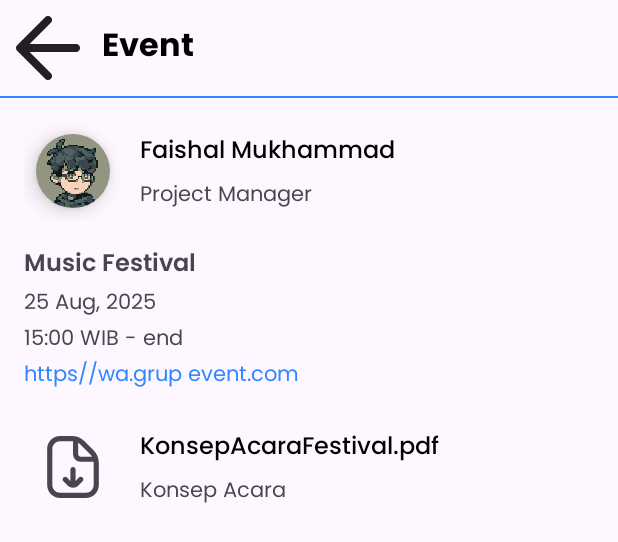
After one commit to FaishalMukhammadSyarief/Eventy, an Android app: the layout activity_event.xml on its own in the app's theme, with its tools: preview values and no code run, on a phone screen of 412 x 824 dp. The commit adds this screen. Shown: the top 542 px of the screen. Run offline under Robolectric (Android 15) with nearby library versions, the light colour scheme and no system bars.

Commit message:
[C] Event UI

```diff
--- a/app/src/main/AndroidManifest.xml
+++ b/app/src/main/AndroidManifest.xml
@@ -13,6 +13,9 @@
         android:supportsRtl="true"
         android:theme="@style/Theme.Eventy"
         tools:targetApi="31">
+        <activity
+            android:name=".presentation.event.EventActivity"
+            android:exported="false" />
         <activity
             android:name=".presentation.profile.ProfileActivity"
             android:exported="false" />
--- /dev/null
+++ b/app/src/main/java/com/zhalz/eventy/presentation/event/EventActivity.kt
@@ -0,0 +1,18 @@
+package com.zhalz.eventy.presentation.event
+
+import android.os.Bundle
+import androidx.activity.enableEdgeToEdge
+import com.zhalz.eventy.R
+import com.zhalz.eventy.base.BaseActivity
+import com.zhalz.eventy.databinding.ActivityEventBinding
+
+class EventActivity : BaseActivity<ActivityEventBinding, EventViewModel>(R.layout.activity_event) {
+    override fun onCreate(savedInstanceState: Bundle?) {
+        super.onCreate(savedInstanceState)
+        enableEdgeToEdge()
+
+        binding.activity = this
+
+    }
+
+}
--- /dev/null
+++ b/app/src/main/java/com/zhalz/eventy/presentation/event/EventViewModel.kt
@@ -0,0 +1,9 @@
+package com.zhalz.eventy.presentation.event
+
+import com.zhalz.eventy.base.BaseViewModel
+import dagger.hilt.android.lifecycle.HiltViewModel
+import javax.inject.Inject
+
+@HiltViewModel
+class EventViewModel @Inject constructor() : BaseViewModel() {
+}
--- /dev/null
+++ b/app/src/main/res/drawable-nodpi/ic_file_download.xml
@@ -0,0 +1,10 @@
+<vector xmlns:android="http://schemas.android.com/apk/res/android"
+    android:width="24dp"
+    android:height="24dp"
+    android:tint="?attr/colorControlNormal"
+    android:viewportWidth="24"
+    android:viewportHeight="24">
+    <path
+        android:fillColor="@android:color/white"
+        android:pathData="m19.949,5.536l-3.484-3.486c-1.323-1.322-3.081-2.05-4.95-2.05h-4.515C4.243,0,2,2.243,2,5v14c0,2.757,2.243,5,5,5h10c2.757,0,5-2.243,5-5v-8.515c0-1.871-.729-3.628-2.051-4.95Zm-1.414,1.415c.318.317.587.67.805,1.05h-4.341c-.552,0-1-.449-1-1V2.659c.38.218.733.487,1.051.805l3.484,3.486Zm1.465,12.05c0,1.654-1.346,3-3,3H7c-1.654,0-3-1.346-3-3V5c0-1.654,1.346-3,3-3h4.515c.163,0,.325.008.485.023v4.977c0,1.654,1.346,3,3,3h4.977c.015.16.023.322.023.485v8.515Zm-4.293-2.895c.391.39.391,1.023,0,1.414l-1.613,1.614c-.577.577-1.336.866-2.094.866s-1.517-.289-2.094-.866l-1.613-1.614c-.391-.391-.391-1.024,0-1.414.391-.391,1.023-.391,1.414,0l1.293,1.293v-4.398c0-.552.447-1,1-1s1,.448,1,1v4.398l1.293-1.293c.391-.391,1.023-.391,1.414,0Z" />
+</vector>
--- /dev/null
+++ b/app/src/main/res/layout/activity_event.xml
@@ -0,0 +1,179 @@
+<?xml version="1.0" encoding="utf-8"?>
+<layout xmlns:android="http://schemas.android.com/apk/res/android"
+    xmlns:app="http://schemas.android.com/apk/res-auto"
+    xmlns:tools="http://schemas.android.com/tools">
+
+    <data>
+
+        <variable
+            name="activity"
+            type="com.zhalz.eventy.presentation.event.EventActivity" />
+
+    </data>
+
+    <androidx.coordinatorlayout.widget.CoordinatorLayout
+        android:id="@+id/main"
+        android:layout_width="match_parent"
+        android:layout_height="match_parent"
+        android:fitsSystemWindows="true"
+        tools:context=".presentation.event.EventActivity">
+
+        <com.google.android.material.appbar.AppBarLayout
+            android:layout_width="match_parent"
+            android:layout_height="wrap_content"
+            android:fitsSystemWindows="true">
+
+            <com.google.android.material.appbar.MaterialToolbar
+                android:id="@+id/toolbar"
+                android:layout_width="match_parent"
+                android:layout_height="?attr/actionBarSize"
+                android:paddingEnd="8dp"
+                app:navigationIcon="@drawable/ic_back"
+                app:navigationOnClickListener="@{() -> activity.finish()}"
+                app:title="Event"
+                app:titleTextAppearance="@style/ToolbarTitleAppearance"
+                tools:ignore="RtlSymmetry" />
+
+            <View
+                android:layout_width="match_parent"
+                android:layout_height="1dp"
+                android:background="@color/blue" />
+
+        </com.google.android.material.appbar.AppBarLayout>
+
+        <androidx.core.widget.NestedScrollView
+            android:layout_width="match_parent"
+            android:layout_height="match_parent"
+            app:layout_behavior="@string/appbar_scrolling_view_behavior">
+
+            <LinearLayout
+                android:layout_width="match_parent"
+                android:layout_height="match_parent"
+                android:layout_margin="@dimen/margin_screen"
+                android:orientation="vertical">
+
+                <androidx.constraintlayout.widget.ConstraintLayout
+                    android:layout_width="match_parent"
+                    android:layout_height="wrap_content">
+
+                    <com.google.android.material.imageview.ShapeableImageView
+                        android:id="@+id/iv_profile"
+                        style="@style/MyRoundImage"
+                        android:layout_width="65dp"
+                        android:layout_height="65dp"
+                        android:elevation="8dp"
+                        android:src="@drawable/faishal"
+                        app:layout_constraintBottom_toBottomOf="parent"
+                        app:layout_constraintStart_toStartOf="parent"
+                        app:layout_constraintTop_toTopOf="parent" />
+
+                    <TextView
+                        android:id="@+id/tv_name"
+                        android:layout_width="wrap_content"
+                        android:layout_height="33dp"
+                        android:layout_marginStart="12dp"
+                        android:gravity="bottom"
+                        android:textColor="@color/black"
+                        android:textSize="@dimen/text_medium"
+                        app:fontFamily="@font/poppins_medium"
+                        app:layout_constraintStart_toEndOf="@+id/iv_profile"
+                        app:layout_constraintTop_toTopOf="@+id/iv_profile"
+                        tools:ignore="TextSizeCheck"
+                        tools:text="@string/faishal_mukhammad" />
+
+                    <com.google.android.material.textview.MaterialTextView
+                        android:id="@+id/tv_role"
+                        android:layout_width="wrap_content"
+                        android:layout_height="32dp"
+                        android:layout_marginStart="12dp"
+                        android:gravity="center"
+                        app:layout_constraintBottom_toBottomOf="@+id/iv_profile"
+                        app:layout_constraintStart_toEndOf="@+id/iv_profile"
+                        tools:ignore="TextSizeCheck"
+                        tools:text="Project Manager" />
+
+                </androidx.constraintlayout.widget.ConstraintLayout>
+
+                <TextView
+                    android:layout_width="match_parent"
+                    android:layout_height="wrap_content"
+                    android:layout_marginTop="@dimen/margin_screen"
+                    android:textSize="@dimen/text_medium"
+                    app:fontFamily="@font/poppins_semi_bold"
+                    tools:text="Music Festival" />
+
+                <TextView
+                    android:layout_width="match_parent"
+                    android:layout_height="wrap_content"
+                    android:textSize="14sp"
+                    tools:text="25 Aug, 2025" />
+
+                <TextView
+                    android:layout_width="match_parent"
+                    android:layout_height="wrap_content"
+                    android:text="@string/_15_00_wib_end"
+                    android:textSize="14sp" />
+
+                <TextView
+                    android:layout_width="match_parent"
+                    android:layout_height="wrap_content"
+                    android:layout_marginBottom="@dimen/margin_screen"
+                    android:text="@string/https_wa_grup_event_com"
+                    android:textColor="@color/blue"
+                    android:textSize="14sp"
+                    tools:ignore="TextContrastCheck" />
+
+                <androidx.constraintlayout.widget.ConstraintLayout
+                    android:layout_width="match_parent"
+                    android:layout_height="wrap_content">
+
+                    <com.google.android.material.imageview.ShapeableImageView
+                        android:id="@+id/iv_file"
+                        android:layout_width="65dp"
+                        android:layout_height="65dp"
+                        android:padding="12dp"
+                        android:src="@drawable/ic_file_download"
+                        app:layout_constraintBottom_toBottomOf="parent"
+                        app:layout_constraintStart_toStartOf="parent"
+                        app:layout_constraintTop_toTopOf="parent" />
+
+                    <TextView
+                        android:id="@+id/tv_file_title"
+                        android:layout_width="wrap_content"
+                        android:layout_height="33dp"
+                        android:layout_marginStart="12dp"
+                        android:gravity="bottom"
+                        android:text="@string/konsepacarafestival_pdf"
+                        android:textColor="@color/black"
+                        android:textSize="@dimen/text_medium"
+                        app:fontFamily="@font/poppins_medium"
+                        app:layout_constraintStart_toEndOf="@+id/iv_file"
+                        app:layout_constraintTop_toTopOf="@+id/iv_file"
+                        tools:ignore="TextSizeCheck" />
+
+                    <com.google.android.material.textview.MaterialTextView
+                        android:id="@+id/tv_file_description"
+                        android:layout_width="wrap_content"
+                        android:layout_height="32dp"
+                        android:layout_marginStart="12dp"
+                        android:gravity="center"
+                        android:text="@string/konsep_acara"
+                        app:layout_constraintBottom_toBottomOf="@+id/iv_file"
+                        app:layout_constraintStart_toEndOf="@+id/iv_file"
+                        tools:ignore="TextSizeCheck" />
+
+                </androidx.constraintlayout.widget.ConstraintLayout>
+
+                <androidx.recyclerview.widget.RecyclerView
+                    android:layout_width="match_parent"
+                    android:layout_height="wrap_content"
+                    android:layout_marginTop="16dp"
+                    app:layoutManager="androidx.recyclerview.widget.LinearLayoutManager" />
+
+            </LinearLayout>
+
+        </androidx.core.widget.NestedScrollView>
+
+
+    </androidx.coordinatorlayout.widget.CoordinatorLayout>
+</layout>
--- a/app/src/main/res/values/strings.xml
+++ b/app/src/main/res/values/strings.xml
@@ -72,4 +72,8 @@
     <string name="tab_layout">Tab Layout</string>
     <string name="friend2">FRIEND</string>
     <string name="collaborator">COLLABORATOR</string>
+    <string name="https_wa_grup_event_com">https//wa.grup event.com</string>
+    <string name="_15_00_wib_end">15:00 WIB - end</string>
+    <string name="konsep_acara">Konsep Acara</string>
+    <string name="konsepacarafestival_pdf">KonsepAcaraFestival.pdf</string>
 </resources>
```
